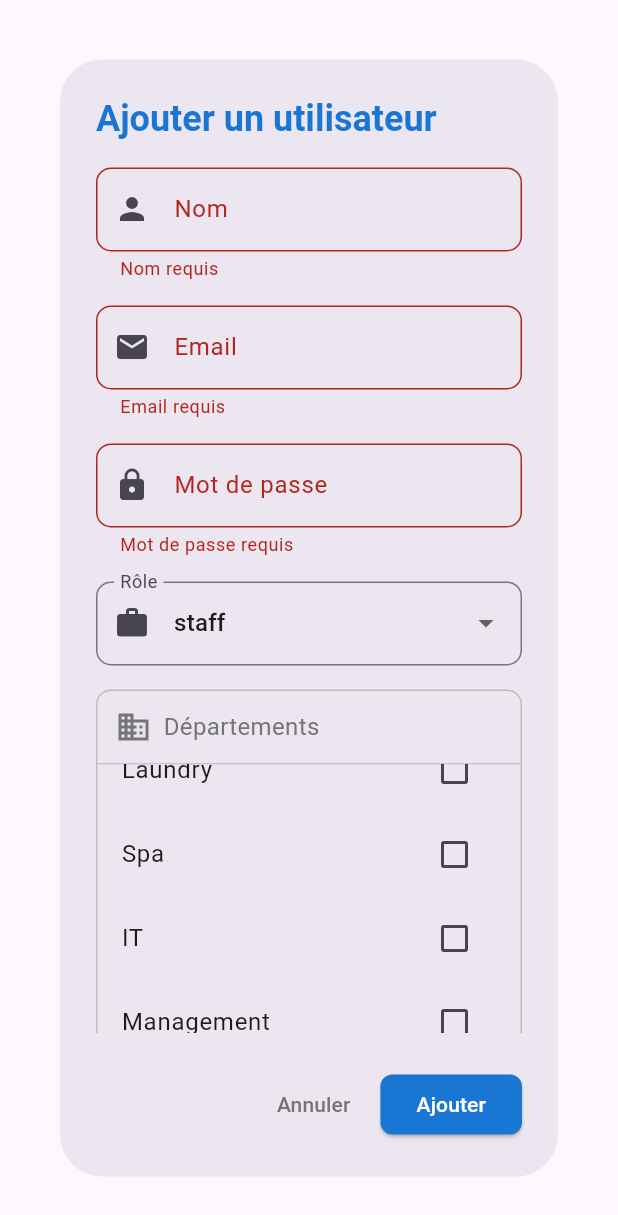
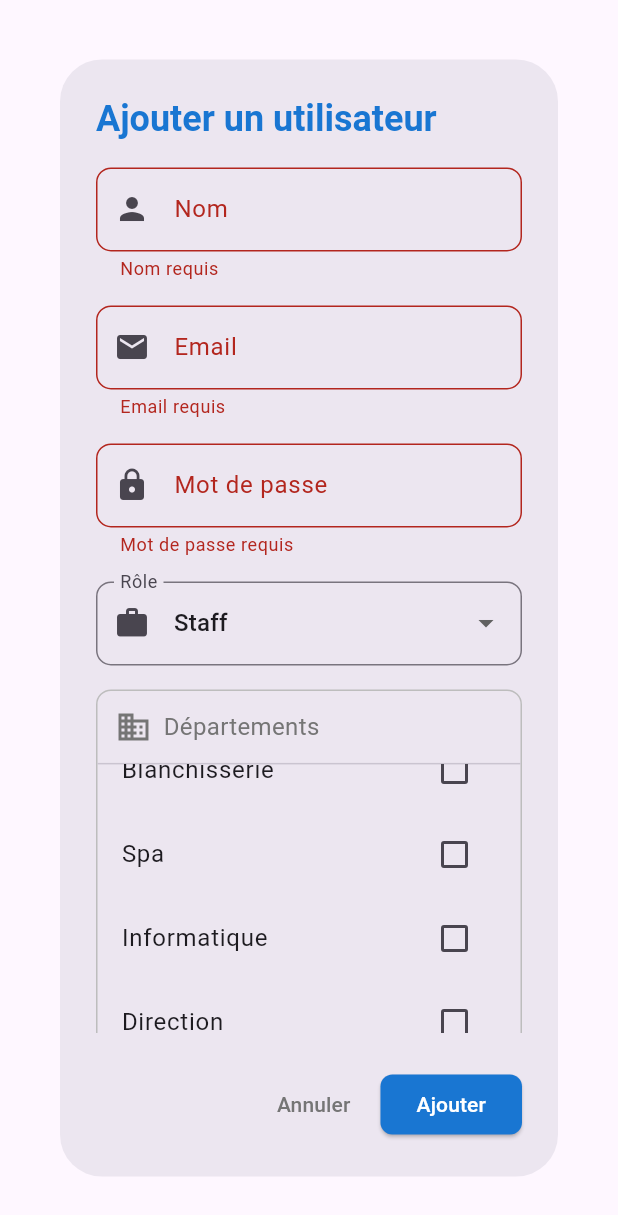
Before and after one commit to khlayyel/Gestion-de-reclamations-internes, a Flutter app: the UserFormDialog widget shown alone on an empty page, opened directly, scrolled down 360 dp, after a tap on "Ajouter", on a phone screen of 412 x 824 dp. Shown: the top 1215 px of the screen. Run offline on Flutter 3.47's test engine with Material 3 defaults, Android fonts, the phone set to English and light mode, and no system bars; our stand-ins replace fl_chart, shared_preferences; accounts and stored records are empty.

Commit message:
2 correction de creation de staff et admin depuis le dashboard admin

```diff
--- a/lib/screens/users_tab.dart
+++ b/lib/screens/users_tab.dart
@@ -13,10 +13,10 @@ class _UsersTabState extends State<UsersTab> {
   String? _selectedRole;
   String? _selectedDepartment;
 
-  final List<String> _roles = ['staff', 'manager'];
+  final List<String> _roles = ['staff', 'admin'];
   final List<String> _departments = [
-    'Housekeeping', 'Reception', 'Maintenance', 'Security',
-    'Food & Beverage', 'Kitchen', 'Laundry', 'Spa', 'IT', 'Management'
+    'Nettoyage', 'Réception', 'Maintenance', 'Sécurité',
+    'Restauration', 'Cuisine', 'Blanchisserie', 'Spa', 'Informatique', 'Direction'
   ];
 
   @override
@@ -144,7 +144,7 @@ class _UsersTabState extends State<UsersTab> {
                                   items: [null, ..._roles].map((role) {
                                     return DropdownMenuItem<String>(
                                       value: role,
-                                      child: Text(role ?? 'Tous', style: TextStyle(color: Colors.grey[800])),
+                                      child: Text(role == 'admin' ? 'Admin' : 'Staff', style: TextStyle(color: Colors.grey[800])),
                                     );
                                   }).toList(),
                                   onChanged: (val) {
@@ -388,10 +388,10 @@ class _UserFormDialogState extends State<UserFormDialog> {
   late TextEditingController _passwordController;
   String _role = 'staff';
   List<String> _selectedDepartments = [];
-  final List<String> _roles = ['staff', 'manager'];
+  final List<String> _roles = ['staff', 'admin'];
   final List<String> _departments = [
-    'Housekeeping', 'Reception', 'Maintenance', 'Security',
-    'Food & Beverage', 'Kitchen', 'Laundry', 'Spa', 'IT', 'Management'
+    'Nettoyage', 'Réception', 'Maintenance', 'Sécurité',
+    'Restauration', 'Cuisine', 'Blanchisserie', 'Spa', 'Informatique', 'Direction'
   ];
 
   @override
@@ -403,7 +403,7 @@ class _UserFormDialogState extends State<UserFormDialog> {
     _role = widget.user?['role'] ?? 'staff';
     _selectedDepartments = widget.user?['departments'] != null
         ? List<String>.from(widget.user!['departments'])
-        : ['Housekeeping'];
+        : ['Nettoyage'];
   }
 
   @override
@@ -420,8 +420,10 @@ class _UserFormDialogState extends State<UserFormDialog> {
       'name': _nameController.text,
       'email': _emailController.text,
       'role': _role,
-      'departments': _selectedDepartments,
     };
+    if (_role == 'staff') {
+      userData['departments'] = _selectedDepartments;
+    }
     if (widget.user == null) {
       userData['password'] = _passwordController.text;
       final exists = await UserService.checkEmailExists(_emailController.text);
@@ -506,7 +508,7 @@ class _UserFormDialogState extends State<UserFormDialog> {
                 SizedBox(height: 16),
                 DropdownButtonFormField<String>(
                   value: _role,
-                  items: _roles.map((r) => DropdownMenuItem(value: r, child: Text(r))).toList(),
+                  items: _roles.map((r) => DropdownMenuItem(value: r, child: Text(r == 'admin' ? 'Admin' : 'Staff'))).toList(),
                   onChanged: (v) => setState(() => _role = v!),
                   decoration: InputDecoration(
                     labelText: 'Rôle',
@@ -517,6 +519,7 @@ class _UserFormDialogState extends State<UserFormDialog> {
                   ),
                 ),
                 SizedBox(height: 16),
+                if (_role == 'staff')
                   Container(
                     decoration: BoxDecoration(
                       border: Border.all(color: Colors.grey.shade400),
```
Also changed, not shown: 2 other files. Lines whose indentation alone changed are shown as unchanged.
